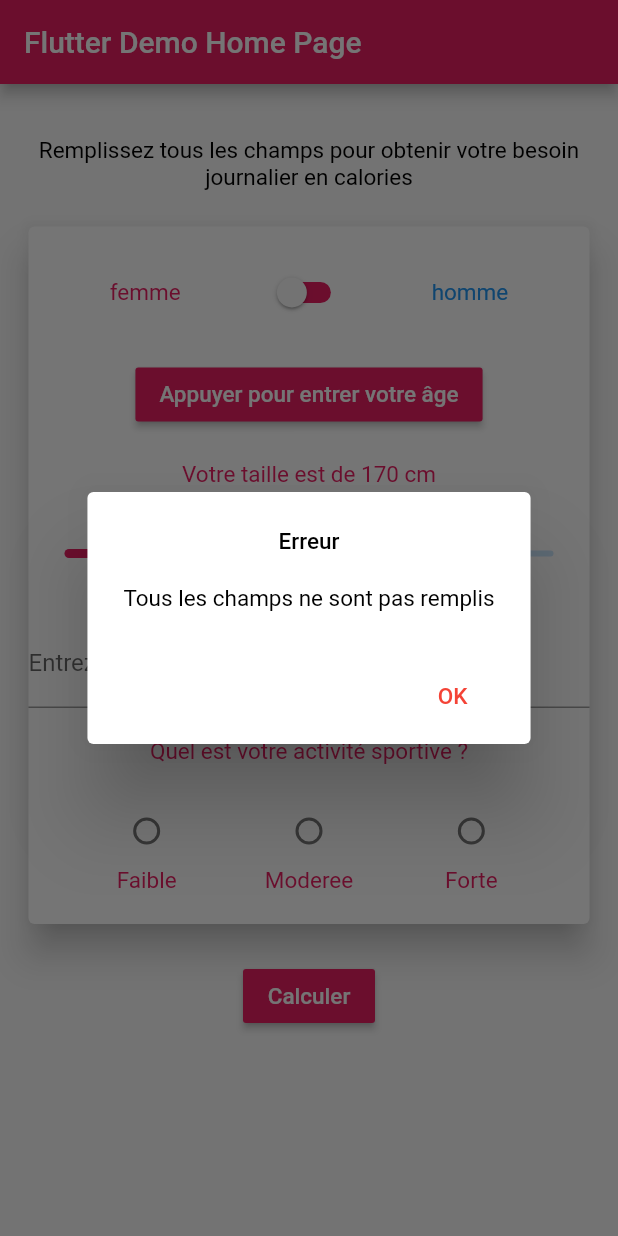
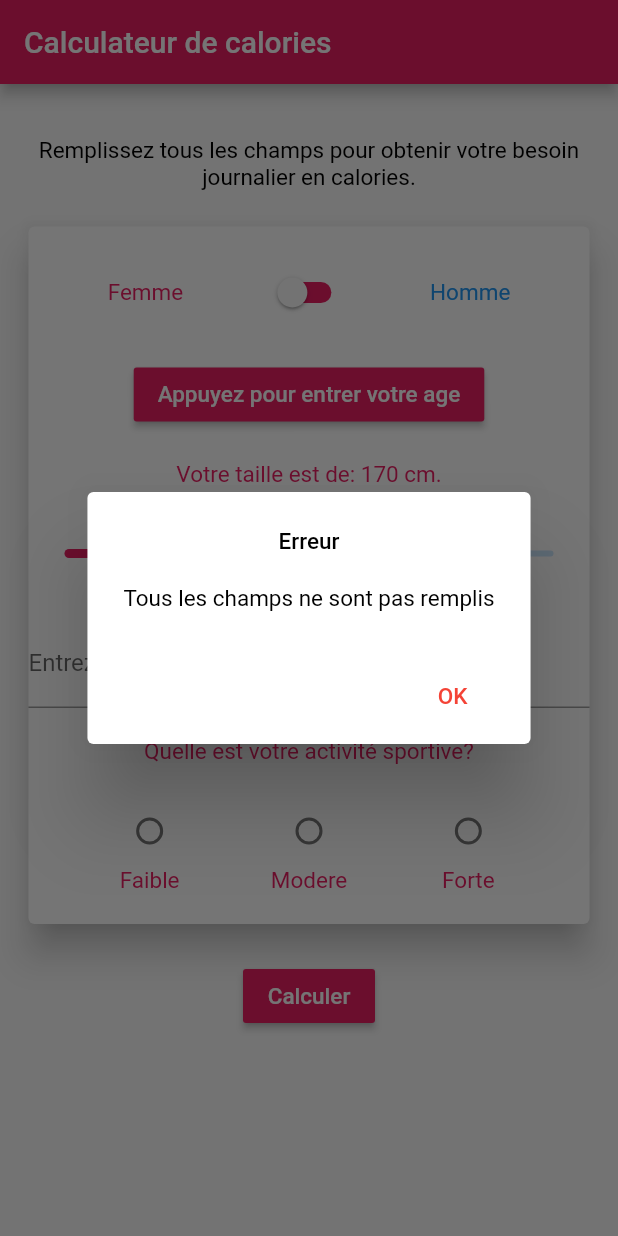
Before and after one commit to alxreed/calculateur_de_calories, a Flutter app: the screen it shows after launch, after a tap on "Calculer", on a phone screen of 412 x 824 dp. Run offline on Flutter 3.47's test engine with Material 2 defaults, Android fonts, the phone set to English and light mode, and no system bars.

Commit message:
app ok for ios too

```diff
--- a/lib/main.dart
+++ b/lib/main.dart
@@ -1,106 +1,99 @@
+import 'dart:io';
+import 'package:flutter/cupertino.dart';
 import 'package:flutter/material.dart';
+import 'dart:async';
 
-void main() => runApp(MyApp());
+void main() => runApp(new MyApp());
 
 class MyApp extends StatelessWidget {
   // This widget is the root of your application.
   @override
   Widget build(BuildContext context) {
-    return MaterialApp(
+    return new MaterialApp(
       debugShowCheckedModeBanner: false,
       title: 'Flutter Demo',
-      theme: ThemeData(
+      theme: new ThemeData(
         primarySwatch: Colors.blue,
       ),
-      home: MyHomePage(title: 'Flutter Demo Home Page'),
+      home: new MyHomePage(title: 'Calculateur de calories'),
     );
   }
 }
 
 class MyHomePage extends StatefulWidget {
   MyHomePage({Key key, this.title}) : super(key: key);
-
   final String title;
 
   @override
-  _MyHomePageState createState() => _MyHomePageState();
+  _MyHomePageState createState() => new _MyHomePageState();
 }
 
 class _MyHomePageState extends State<MyHomePage> {
-  double poids;
-  int radioSelectionnee;
-  Map mapActivite = {0: "Faible", 1: "Moderee", 2: "Forte"};
   int calorieBase;
   int calorieAvecActivite;
+  int radioSelectionnee;
+  double poids;
+  double age;
   bool genre = false;
-  double age;
   double taille = 170.0;
+  Map mapActivite = {0: "Faible", 1: "Modere", 2: "Forte"};
 
   @override
   Widget build(BuildContext context) {
-    return GestureDetector(
+    if (Platform.isIOS) {
+      print("Nous sommes sur iOS");
+    } else {
+      print("Nous sommes pas sur iOS");
+    }
+    return new GestureDetector(
       onTap: (() => FocusScope.of(context).requestFocus(new FocusNode())),
-      child: Scaffold(
-        appBar: AppBar(
-          title: Text(widget.title),
+      child: (Platform.isIOS)
+          ? new CupertinoPageScaffold(
+              navigationBar: new CupertinoNavigationBar(
+                backgroundColor: setColor(),
+                middle: texteAvecStyle(widget.title),
+              ),
+              child: body())
+          : new Scaffold(
+              appBar: new AppBar(
+                title: new Text(widget.title),
                 backgroundColor: setColor(),
               ),
-        body: new SingleChildScrollView(
+              body: body(),
+            ),
+    );
+  }
+
+  Widget body() {
+    return new SingleChildScrollView(
       padding: EdgeInsets.all(15.0),
-          child: Column(
+      child: new Column(
         mainAxisAlignment: MainAxisAlignment.spaceEvenly,
         children: <Widget>[
           padding(),
-              texeAvecStyle(
-                  "Remplissez tous les champs pour obtenir votre besoin journalier en calories"),
+          texteAvecStyle(
+              "Remplissez tous les champs pour obtenir votre besoin journalier en calories."),
           padding(),
           new Card(
-                elevation: 10,
+            elevation: 10.0,
             child: new Column(
               children: <Widget>[
                 padding(),
                 new Row(
                   mainAxisAlignment: MainAxisAlignment.spaceEvenly,
                   children: <Widget>[
-                        texeAvecStyle("femme", color: Colors.pink),
-                        new Switch(
-                          value: genre,
-                          inactiveTrackColor: Colors.pink,
-                          activeTrackColor: Colors.blue,
-                          onChanged: (bool b) {
-                            setState(() {
-                              genre = b;
-                            });
-                          },
-                        ),
-                        texeAvecStyle("homme", color: Colors.blue),
+                    texteAvecStyle("Femme", color: Colors.pink),
+                    switchSelonPlateforme(),
+                    texteAvecStyle("Homme", color: Colors.blue)
                   ],
                 ),
                 padding(),
-                    new RaisedButton(
-                      color: setColor(),
-                      onPressed: (() => montrerPicker()),
-                      child: texeAvecStyle(
-                          (age == null)
-                              ? "Appuyer pour entrer votre âge"
-                              : "Votre âge est de ${age.toInt()}",
-                          color: Colors.white),
-                    ),
+                ageButton(),
                 padding(),
-                    texeAvecStyle("Votre taille est de ${taille.toInt()} cm",
+                texteAvecStyle("Votre taille est de: ${taille.toInt()} cm.",
                     color: setColor()),
                 padding(),
-                    new Slider(
-                      value: taille,
-                      onChanged: (double d) {
-                        setState(() {
-                          taille = d;
-                        });
-                      },
-                      activeColor: setColor(),
-                      max: 215.0,
-                      min: 100,
-                    ),
+                sliderSelonPlateforme(),
                 padding(),
                 new TextField(
                   keyboardType: TextInputType.number,
@@ -110,10 +103,10 @@ class _MyHomePageState extends State<MyHomePage> {
                     });
                   },
                   decoration: new InputDecoration(
-                          labelText: "Entrez votre poids en kilos"),
+                      labelText: "Entrez votre poids en kilos."),
                 ),
                 padding(),
-                    texeAvecStyle("Quel est votre activité sportive ?",
+                texteAvecStyle("Quelle est votre activité sportive?",
                     color: setColor()),
                 padding(),
                 rowRadio(),
@@ -122,63 +115,14 @@ class _MyHomePageState extends State<MyHomePage> {
             ),
           ),
           padding(),
-              new RaisedButton(
-                color: setColor(),
-                child: texeAvecStyle("Calculer", color: Colors.white),
-                onPressed: calculerNombreDeCalories,
-              )
+          calcButton()
         ],
-          ),
-        ),
       ),
     );
   }
 
-  Text texeAvecStyle(String data, {color: Colors.black, fontSize: 15.0}) {
-    return new Text(data,
-        textAlign: TextAlign.center,
-        style: new TextStyle(color: color, fontSize: fontSize));
-  }
-
-  Color setColor() {
-    if (genre) {
-      return Colors.blue;
-    } else {
-      return Colors.pink;
-    }
-  }
-
   Padding padding() {
-    return Padding(
-      padding: EdgeInsets.only(top: 20),
-    );
-  }
-
-  Row rowRadio() {
-    List<Widget> l = [];
-    mapActivite.forEach((key, value) {
-      Column colonne = new Column(
-        mainAxisAlignment: MainAxisAlignment.center,
-        children: <Widget>[
-          new Radio(
-            activeColor: setColor(),
-            value: key,
-            groupValue: radioSelectionnee,
-            onChanged: (Object i) {
-              setState(() {
-                radioSelectionnee = i;
-              });
-            },
-          ),
-          texeAvecStyle(value, color: setColor()),
-        ],
-      );
-      l.add(colonne);
-    });
-    return Row(
-      mainAxisAlignment: MainAxisAlignment.spaceEvenly,
-      children: l,
-    );
+    return new Padding(padding: EdgeInsets.only(top: 20.0));
   }
 
   Future<Null> montrerPicker() async {
@@ -198,15 +142,157 @@ class _MyHomePageState extends State<MyHomePage> {
     }
   }
 
+  Color setColor() {
+    if (genre) {
+      return Colors.blue;
+    } else {
+      return Colors.pink;
+    }
+  }
+
+  Widget sliderSelonPlateforme() {
+    if (Platform.isIOS) {
+      return new CupertinoSlider(
+          value: taille,
+          min: 100.0,
+          max: 215.0,
+          activeColor: setColor(),
+          onChanged: (double d) {
+            setState(() {
+              taille = d;
+            });
+          });
+    } else {
+      return new Slider(
+        value: taille,
+        activeColor: setColor(),
+        onChanged: (double d) {
+          setState(() {
+            taille = d;
+          });
+        },
+        max: 215.0,
+        min: 100.0,
+      );
+    }
+  }
+
+  Widget switchSelonPlateforme() {
+    if (Platform.isIOS) {
+      return new CupertinoSwitch(
+          value: genre,
+          activeColor: Colors.blue,
+          onChanged: (bool b) {
+            setState(
+              () {
+                genre = b;
+              },
+            );
+          });
+    } else {
+      return new Switch(
+          value: genre,
+          inactiveTrackColor: Colors.pink,
+          activeTrackColor: Colors.blue,
+          onChanged: (bool b) {
+            setState(() {
+              genre = b;
+            });
+          });
+    }
+  }
+
+  Widget texteAvecStyle(String data, {color: Colors.black, fontSize: 15.0}) {
+    if (Platform.isIOS) {
+      return new DefaultTextStyle(
+          style: new TextStyle(color: color, fontSize: fontSize),
+          child: new Text(
+            data,
+            textAlign: TextAlign.center,
+          ));
+    } else {
+      return new Text(data,
+          textAlign: TextAlign.center,
+          style: new TextStyle(color: color, fontSize: fontSize));
+    }
+  }
+
+  Widget calcButton() {
+    if (Platform.isIOS) {
+      return new CupertinoButton(
+          color: setColor(),
+          child: texteAvecStyle("Calculer", color: Colors.white),
+          onPressed: calculerNombreDeCalories);
+    } else {
+      return new RaisedButton(
+        color: setColor(),
+        child: texteAvecStyle("Calculer", color: Colors.white),
+        onPressed: calculerNombreDeCalories,
+      );
+    }
+  }
+
+  Widget ageButton() {
+    if (Platform.isIOS) {
+      return new CupertinoButton(
+          color: setColor(),
+          child: texteAvecStyle(
+              (age == null)
+                  ? "Entrez votre age"
+                  : "Votre age est de : ${age.toInt()}",
+              color: Colors.white),
+          onPressed: montrerPicker);
+    } else {
+      return new RaisedButton(
+          color: setColor(),
+          child: texteAvecStyle(
+              (age == null)
+                  ? "Appuyez pour entrer votre age"
+                  : "Votre age est de : ${age.toInt()}",
+              color: Colors.white),
+          onPressed: (() => montrerPicker()));
+    }
+  }
+
+  Row rowRadio() {
+    List<Widget> l = [];
+    mapActivite.forEach((key, value) {
+      Column colonne = new Column(
+        mainAxisAlignment: MainAxisAlignment.center,
+        children: <Widget>[
+          new Radio(
+              activeColor: setColor(),
+              value: key,
+              groupValue: radioSelectionnee,
+              onChanged: (Object i) {
+                setState(() {
+                  radioSelectionnee = i;
+                });
+              }),
+          texteAvecStyle(value, color: setColor())
+        ],
+      );
+      l.add(colonne);
+    });
+    return new Row(
+      mainAxisAlignment: MainAxisAlignment.spaceEvenly,
+      children: l,
+    );
+  }
+
   void calculerNombreDeCalories() {
     if (age != null && poids != null && radioSelectionnee != null) {
-      // calculer
+      //Calculer
       if (genre) {
-        calorieBase = (66.4730 + (13.7516 * poids) + (5.0033 * taille) - (6.7550 * age)).toInt();
+        calorieBase =
+            (66.4730 + (13.7516 * poids) + (5.0033 * taille) - (6.7550 * age))
+                .toInt();
       } else {
-        calorieBase = (655.0955 + (9.5634 * poids) + (1.8496 * taille) - (4.6756 * age)).toInt();
+        calorieBase =
+            (655.0955 + (9.5634 * poids) + (1.8496 * taille) - (4.6756 * age))
+                .toInt();
       }
-      switch(radioSelectionnee) {
+      switch (radioSelectionnee) {
         case 0:
           calorieAvecActivite = (calorieBase * 1.2).toInt();
           break;
@@ -225,7 +311,6 @@ class _MyHomePageState extends State<MyHomePage> {
         dialogue();
       });
     } else {
-      //Alerte ya pas tous
       alerte();
     }
   }
@@ -236,24 +321,25 @@ class _MyHomePageState extends State<MyHomePage> {
         barrierDismissible: false,
         builder: (BuildContext buildContext) {
           return SimpleDialog(
-          title: texeAvecStyle("Votre besoin en calories", color: setColor()),
+            title:
+                texteAvecStyle("Votre besoin en calories", color: setColor()),
             contentPadding: EdgeInsets.all(15.0),
             children: <Widget>[
               padding(),
-            texeAvecStyle("Votre besoin de base est de: $calorieBase"),
+              texteAvecStyle("Votre besoin de base est de: $calorieBase"),
               padding(),
-            texeAvecStyle("Votre besoin avec activité sportive est de: $calorieAvecActivite"),
+              texteAvecStyle(
+                  "Votre besoin avec activité sportive est de : $calorieAvecActivite"),
               new RaisedButton(
                 onPressed: () {
                   Navigator.pop(buildContext);
                 },
-              child: texeAvecStyle("OK", color: Colors.white),
+                child: texteAvecStyle("OK", color: Colors.white),
                 color: setColor(),
               )
             ],
           );
-      }
-    );
+        });
   }
 
   Future<Null> alerte() async {
@@ -261,19 +347,32 @@ class _MyHomePageState extends State<MyHomePage> {
         context: context,
         barrierDismissible: false,
         builder: (BuildContext buildContext) {
+          if (Platform.isIOS) {
+            return new CupertinoAlertDialog(
+              title: texteAvecStyle("Erreur"),
+              content: texteAvecStyle("Tous les champs ne sont pas remplis"),
+              actions: <Widget>[
+                new CupertinoButton(
+                    color: Colors.white,
+                    child: texteAvecStyle("OK", color: Colors.red),
+                    onPressed: () {
+                      Navigator.pop(buildContext);
+                    })
+              ],
+            );
+          } else {
             return new AlertDialog(
-          title: texeAvecStyle("Erreur"),
-          content: texeAvecStyle("Tous les champs ne sont pas remplis"),
+              title: texteAvecStyle("Erreur"),
+              content: texteAvecStyle("Tous les champs ne sont pas remplis"),
               actions: <Widget>[
                 new FlatButton(
                     onPressed: () {
                       Navigator.pop(buildContext);
                     },
-              child: texeAvecStyle("OK", color: Colors.red),
-            )
+                    child: texteAvecStyle("OK", color: Colors.red))
               ],
             );
           }
-    );
+        });
   }
 }
```
Lines whose indentation alone changed are shown as unchanged.
